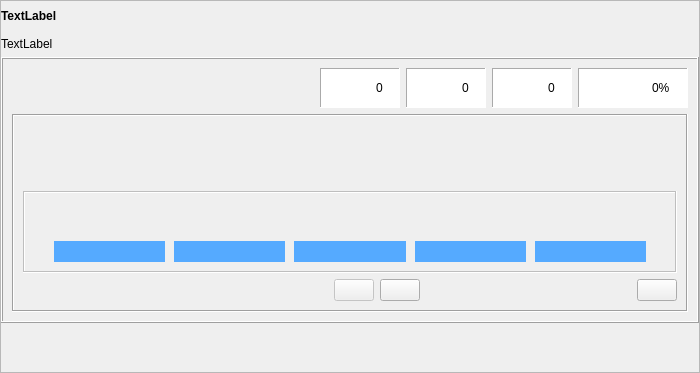
This is plenigas_spacon.ui in antono/kurso-de-esperanto as Qt 5 draws it before an edit. The edited form follows.
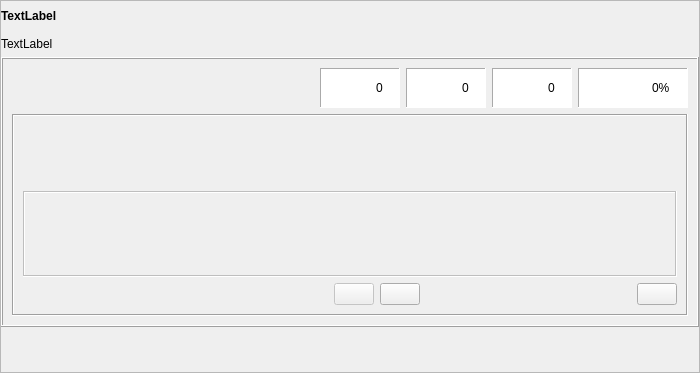
This is the edited form. Icons and pictures are not drawn. Custom widgets are drawn as their Qt base class.

Patch:
```diff
--- a/plenigas_spacon.ui
+++ b/plenigas_spacon.ui
@@ -667,10 +667,6 @@
                 </item>
                 <item>
                  <widget class="QLabel" name="Vorto1">
-                  <property name="styleSheet">
-                   <string notr="true">font-size: 12pt;
-</string>
-                  </property>
                   <property name="text">
                    <string notr="true"/>
                   </property>
@@ -721,12 +717,6 @@
                 </item>
                 <item>
                  <widget class="cx_edit" name="Edit1">
-                  <property name="styleSheet">
-                   <string notr="true">background-color: rgb(85, 170, 255);
-font-size: 12pt;
-
-</string>
-                  </property>
                   <property name="text">
                    <string notr="true"/>
                   </property>
@@ -760,10 +750,6 @@
                 </item>
                 <item>
                  <widget class="QLabel" name="Vorto2">
-                  <property name="styleSheet">
-                   <string notr="true">font-size: 12pt;
-</string>
-                  </property>
                   <property name="text">
                    <string notr="true"/>
                   </property>
@@ -811,12 +797,6 @@
                 </item>
                 <item>
                  <widget class="cx_edit" name="Edit2">
-                  <property name="styleSheet">
-                   <string notr="true">background-color: rgb(85, 170, 255);
-font-size: 12pt;
-
-</string>
-                  </property>
                   <property name="text">
                    <string notr="true"/>
                   </property>
@@ -850,10 +830,6 @@
                 </item>
                 <item>
                  <widget class="QLabel" name="Vorto3">
-                  <property name="styleSheet">
-                   <string notr="true">font-size: 12pt;
-</string>
-                  </property>
                   <property name="text">
                    <string notr="true"/>
                   </property>
@@ -901,12 +877,6 @@
                 </item>
                 <item>
                  <widget class="cx_edit" name="Edit3">
-                  <property name="styleSheet">
-                   <string notr="true">background-color: rgb(85, 170, 255);
-font-size: 12pt;
-
-</string>
-                  </property>
                   <property name="text">
                    <string notr="true"/>
                   </property>
@@ -943,10 +913,6 @@
                 </item>
                 <item>
                  <widget class="QLabel" name="Vorto4">
-                  <property name="styleSheet">
-                   <string notr="true">font-size: 12pt;
-</string>
-                  </property>
                   <property name="text">
                    <string notr="true"/>
                   </property>
@@ -994,12 +960,6 @@
                 </item>
                 <item>
                  <widget class="cx_edit" name="Edit4">
-                  <property name="styleSheet">
-                   <string notr="true">background-color: rgb(85, 170, 255);
-font-size: 12pt;
-
-</string>
-                  </property>
                   <property name="text">
                    <string notr="true"/>
                   </property>
@@ -1033,10 +993,6 @@
                 </item>
                 <item>
                  <widget class="QLabel" name="Vorto5">
-                  <property name="styleSheet">
-                   <string notr="true">font-size: 12pt;
-</string>
-                  </property>
                   <property name="text">
                    <string notr="true"/>
                   </property>
@@ -1084,12 +1040,6 @@
                 </item>
                 <item>
                  <widget class="cx_edit" name="Edit5">
-                  <property name="styleSheet">
-                   <string notr="true">background-color: rgb(85, 170, 255);
-font-size: 12pt;
-
-</string>
-                  </property>
                   <property name="text">
                    <string notr="true"/>
                   </property>
@@ -1123,10 +1073,6 @@
                 </item>
                 <item>
                  <widget class="QLabel" name="Vorto6">
-                  <property name="styleSheet">
-                   <string notr="true">font-size: 12pt;
-</string>
-                  </property>
                   <property name="text">
                    <string notr="true"/>
                   </property>
```
Left out of the diff: 77 changed lines with no effect on the pictures.
